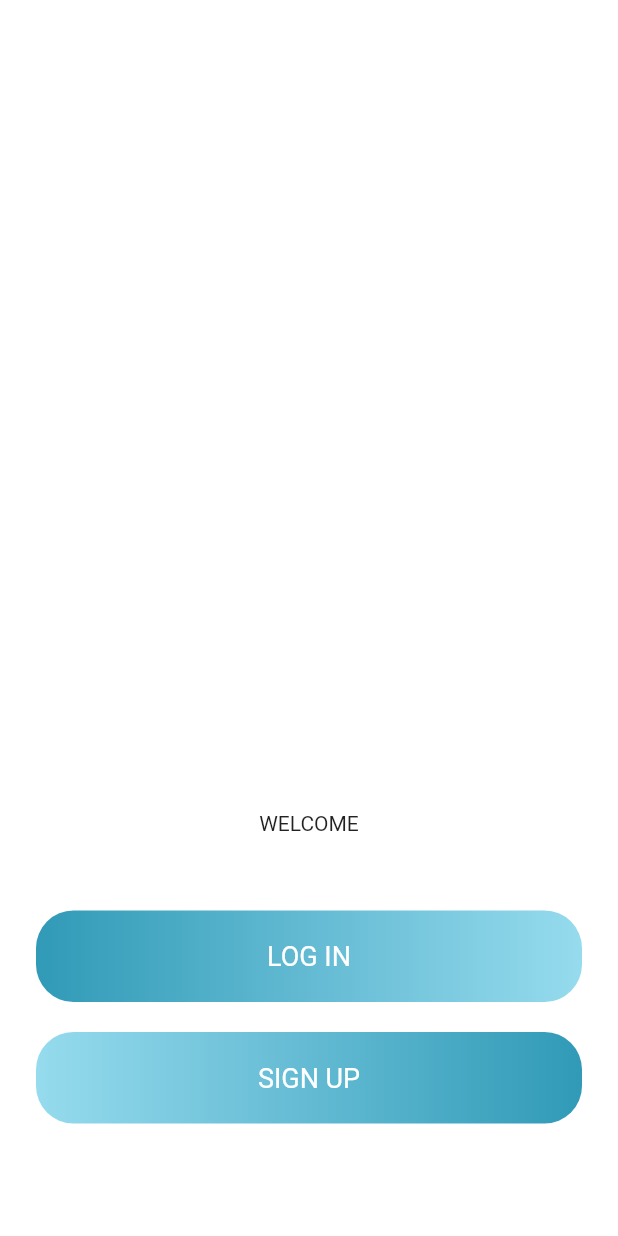
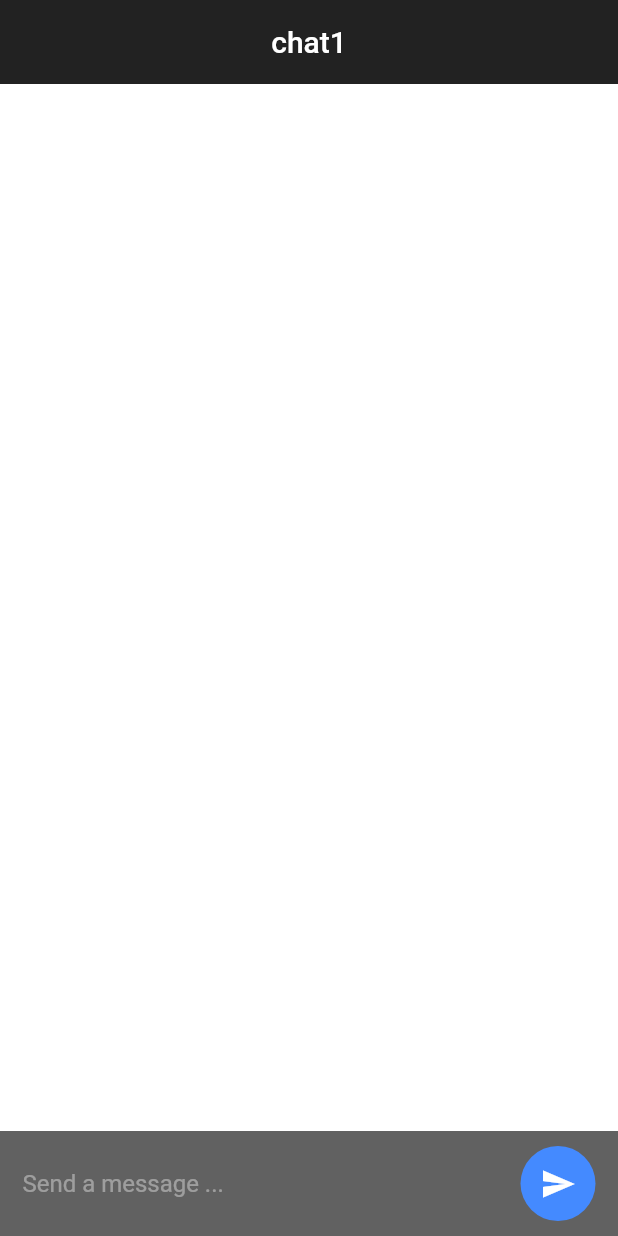
Before and after one commit to FEUP-ESOF-2020-21/open-cx-t5g4-techgals, a Flutter app: the screen it shows after launch, on a phone screen of 412 x 824 dp. Run offline on Flutter 3.47's test engine with Material 2 defaults, Android fonts, the phone set to English and light mode, and no system bars; our stand-ins replace cloud_firestore, firebase_auth, firebase_core; accounts and stored records are empty.

```diff
--- /dev/null
+++ b/proj_src/lib/Screens/Chatroom/chatroom.dart
@@ -0,0 +1,140 @@
+import 'package:cloud_firestore/cloud_firestore.dart';
+import 'package:flutter/material.dart';
+import 'package:proj_src/BackEnd/database.dart';
+import 'package:proj_src/Screens/Chatroom/message_tile.dart';
+
+class ChatPage extends StatefulWidget {
+
+  final String groupId;
+  final String userName;
+  final String groupName;
+
+  //DatabaseMethods databaseMethods = new DatabaseMethods();
+
+  ChatPage({
+    this.groupId,
+    this.userName,
+    this.groupName
+  });
+
+  @override
+  _ChatPageState createState() => _ChatPageState();
+}
+
+class _ChatPageState extends State<ChatPage> {
+
+  Stream<QuerySnapshot> _chats;
+  TextEditingController messageEditingController = new TextEditingController();
+
+  Widget _chatMessages(){
+    return StreamBuilder(
+      stream: _chats,
+      builder: (context, snapshot){
+        return snapshot.hasData ?  ListView.builder(
+            itemCount: snapshot.data.documents.length,
+            itemBuilder: (context, index){
+              return MessageTile(
+                message: snapshot.data.documents[index]['message'],
+                sender: snapshot.data.documents[index]['sender'],
+                sentByMe: (widget.userName == snapshot.data.documents[index]['sender']),
+              );
+            }
+        )
+            :
+        Container();
+      },
+    );
+  }
+
+  _sendMessage() {
+    if (messageEditingController.text.isNotEmpty) {
+      Map<String, dynamic> chatMessageMap = {
+        "message": messageEditingController.text,
+        "sender": widget.userName,
+        'time': DateTime.now().millisecondsSinceEpoch,
+      };
+
+      DatabaseMethods().sendMessage(widget.groupId, chatMessageMap);
+
+      setState(() {
+        messageEditingController.text = "";
+      });
+    }
+  }
+
+  @override
+  void initState() {
+    super.initState();
+    DatabaseMethods().getChats(widget.groupId).then((val) {
+      // print(val);
+      setState(() {
+        _chats = val;
+      });
+    });
+  }
+
+  @override
+  Widget build(BuildContext context) {
+    return Scaffold(
+      appBar: AppBar(
+        title: Text(widget.groupName, style: TextStyle(color: Colors.white)),
+        centerTitle: true,
+        backgroundColor: Colors.black87,
+        elevation: 0.0,
+      ),
+      body: Container(
+        child: Stack(
+          children: <Widget>[
+            _chatMessages(),
+            // Container(),
+            Container(
+              alignment: Alignment.bottomCenter,
+              width: MediaQuery.of(context).size.width,
+              child: Container(
+                padding: EdgeInsets.symmetric(horizontal: 15.0, vertical: 10.0),
+                color: Colors.grey[700],
+                child: Row(
+                  children: <Widget>[
+                    Expanded(
+                      child: TextField(
+                        controller: messageEditingController,
+                        style: TextStyle(
+                            color: Colors.white
+                        ),
+                        decoration: InputDecoration(
+                            hintText: "Send a message ...",
+                            hintStyle: TextStyle(
+                              color: Colors.white38,
+                              fontSize: 16,
+                            ),
+                            border: InputBorder.none
+                        ),
+                      ),
+                    ),
+
+                    SizedBox(width: 12.0),
+
+                    GestureDetector(
+                      onTap: () {
+                        _sendMessage();
+                      },
+                      child: Container(
+                        height: 50.0,
+                        width: 50.0,
+                        decoration: BoxDecoration(
+                            color: Colors.blueAccent,
+                            borderRadius: BorderRadius.circular(50)
+                        ),
+                        child: Center(child: Icon(Icons.send, color: Colors.white)),
+                      ),
+                    )
+                  ],
+                ),
+              ),
+            )
+          ],
+        ),
+      ),
+    );
+  }
+}
--- a/proj_src/lib/Screens/Initials/welcome.dart
+++ b/proj_src/lib/Screens/Initials/welcome.dart
@@ -51,8 +51,8 @@ class Welcome extends StatelessWidget {
                 decoration: BoxDecoration(
                   gradient: LinearGradient(
                       colors: [
+                        kPrimaryColor,
                         kPrimaryLightColor,
-                        kPrimaryColor,
                       ]
                   ),
                   borderRadius: BorderRadius.circular(25),
--- a/proj_src/lib/Screens/Nav/Components/appBar.dart
+++ b/proj_src/lib/Screens/Nav/Components/appBar.dart
@@ -18,7 +18,7 @@ AppBar buildAppBar_Map(context) {
     ),
     actions: <Widget>[
       GestureDetector(
-        onTap: (){Navigator.push(context, MaterialPageRoute(builder: (context) { return Screen_Profile();},),);},
+        onTap: (){Navigator.push(context, MaterialPageRoute(builder: (context) { return Profile();},),);},
         child: Container(
           padding: EdgeInsets.symmetric(horizontal: 16),
           child: Icon(Icons.account_circle),
--- a/proj_src/lib/Screens/Nav/Components/profile_button.dart
+++ b/proj_src/lib/Screens/Nav/Components/profile_button.dart
@@ -14,7 +14,7 @@ class Profile_Button extends StatelessWidget {
       width: double.infinity,
       padding: EdgeInsets.only(left: 315),
       child: IconButton(
-        onPressed: () {Navigator.push(context, MaterialPageRoute(builder: (context){return Screen_Profile();},),);},
+        onPressed: () {Navigator.push(context, MaterialPageRoute(builder: (context){return Profile();},),);},
         icon: Icon(
           Icons.person,
           size: 50,
--- a/proj_src/lib/main.dart
+++ b/proj_src/lib/main.dart
@@ -1,7 +1,10 @@
 import 'package:flutter/cupertino.dart';
 import 'package:flutter/material.dart';
+import 'package:proj_src/Screens/Nav/map1.dart';
+import 'package:proj_src/Screens/Profile/screen_profile.dart';
 import 'package:proj_src/constants.dart';
 import 'package:firebase_core/firebase_core.dart';
+import 'Screens/Chatroom/chatroom.dart';
 import 'Screens/Initials/welcome.dart';
 
 void main() async {
@@ -21,7 +24,7 @@ class MyApp extends StatelessWidget {
         primaryColor: kPrimaryColor,
         scaffoldBackgroundColor: Colors.white,
       ),
-      home: Welcome(),
+      home: ChatPage(groupId: "chat1", userName: "user1", groupName: "chat1",),
     );
   }
 }
--- a/proj_src/pubspec.yaml
+++ b/proj_src/pubspec.yaml
@@ -31,6 +31,7 @@ dependencies:
   firebase_core: ^0.5.2
   firebase_auth: ^0.18.3
   cloud_firestore: ^0.14.3
+  shared_preferences: ^0.5.12+4
 
 dev_dependencies:
   flutter_test:
```
Also changed, not shown: proj_src/lib/BackEnd/database.dart (added, +57 -0 lines), proj_src/lib/Screens/Chatroom/message_tile.dart (added, +48 -0 lines), proj_src/lib/Screens/Initials/sign_up.dart (+9 -0 lines), proj_src/lib/Screens/Nav/Components/chatTile.dart (added, +31 -0 lines), proj_src/lib/Screens/Nav/map1.dart (+123 -0 lines), proj_src/lib/Screens/Profile/screen_profile.dart (+40 -0 lines), proj_src/pubspec.lock.
